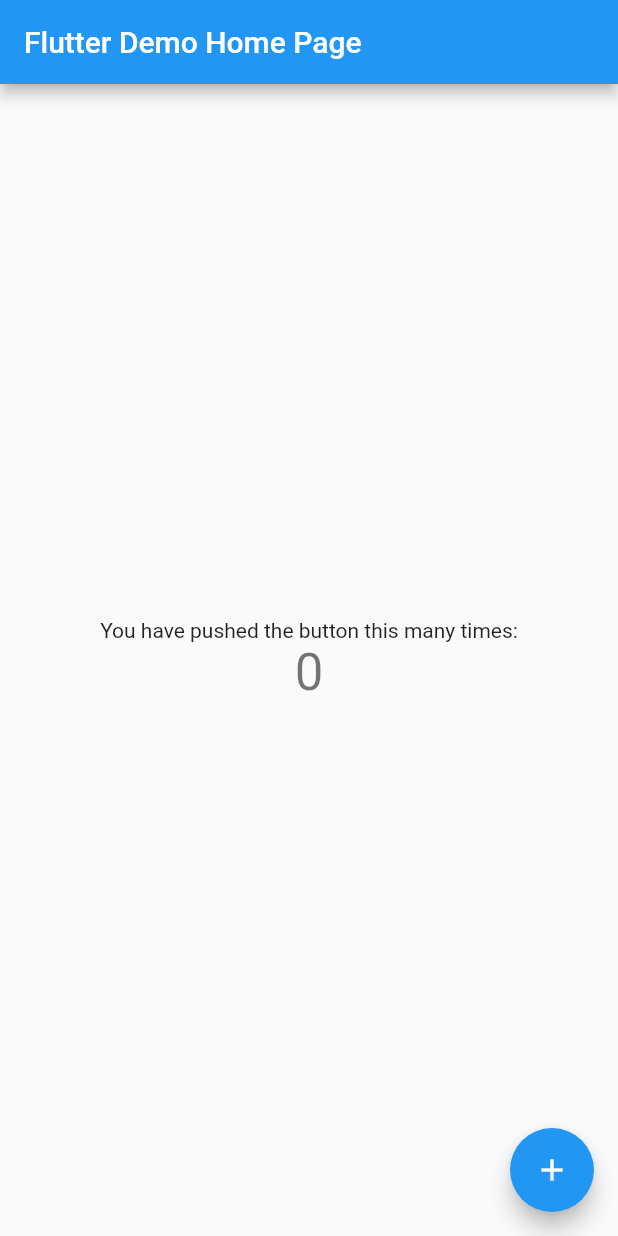
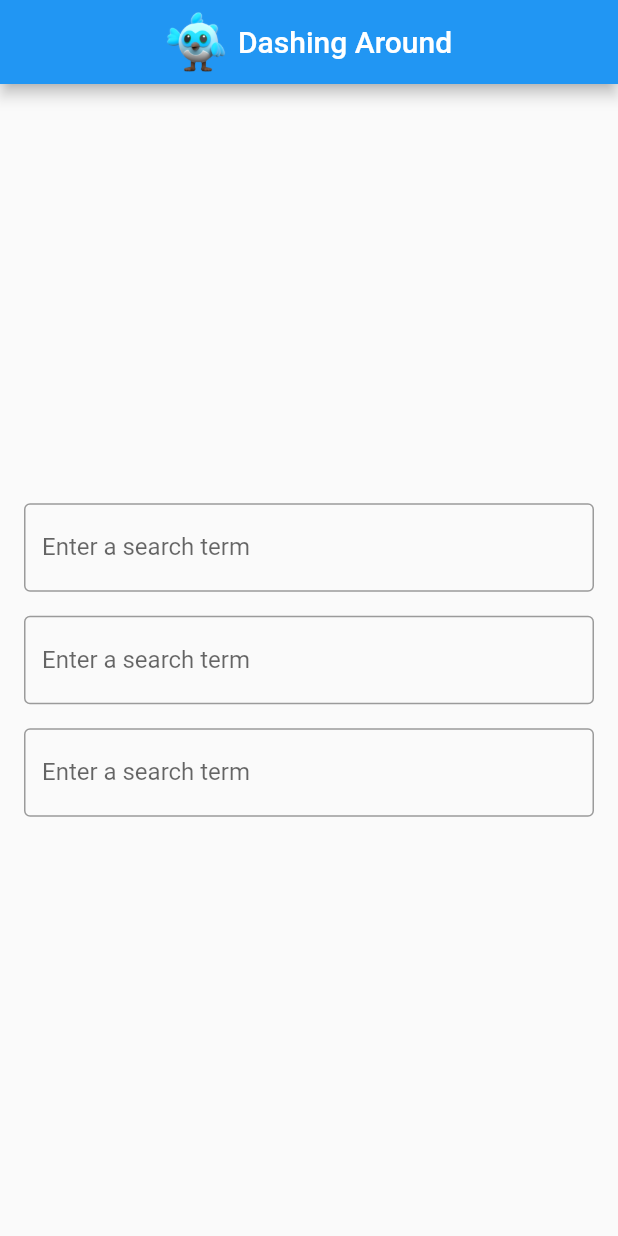
Before and after one commit to harshtonde/dashing_around, a Flutter app: the screen it shows after launch, on a phone screen of 412 x 824 dp. Run offline on Flutter 3.47's test engine with Material 2 defaults, Android fonts, the phone set to English and light mode, and no system bars.

Commit message:
added textfield with lost focus

```diff
--- a/lib/main.dart
+++ b/lib/main.dart
@@ -1,3 +1,4 @@
+import 'package:dashing_around/textfield.dart';
 import 'package:flutter/material.dart';
 
 void main() {
@@ -6,110 +7,73 @@ void main() {
 
 class MyApp extends StatelessWidget {
   const MyApp({super.key});
-
-  // This widget is the root of your application.
   @override
   Widget build(BuildContext context) {
     return MaterialApp(
       title: 'Flutter Demo',
       theme: ThemeData(
-        // This is the theme of your application.
-        //
-        // Try running your application with "flutter run". You'll see the
-        // application has a blue toolbar. Then, without quitting the app, try
-        // changing the primarySwatch below to Colors.green and then invoke
-        // "hot reload" (press "r" in the console where you ran "flutter run",
-        // or simply save your changes to "hot reload" in a Flutter IDE).
-        // Notice that the counter didn't reset back to zero; the application
-        // is not restarted.
         primarySwatch: Colors.blue,
       ),
-      home: const MyHomePage(title: 'Flutter Demo Home Page'),
+      home: const MyHomePage(),
     );
   }
 }
 
 class MyHomePage extends StatefulWidget {
-  const MyHomePage({super.key, required this.title});
-
-  // This widget is the home page of your application. It is stateful, meaning
-  // that it has a State object (defined below) that contains fields that affect
-  // how it looks.
-
-  // This class is the configuration for the state. It holds the values (in this
-  // case the title) provided by the parent (in this case the App widget) and
-  // used by the build method of the State. Fields in a Widget subclass are
-  // always marked "final".
-
-  final String title;
+  const MyHomePage({super.key});
 
   @override
   State<MyHomePage> createState() => _MyHomePageState();
 }
 
 class _MyHomePageState extends State<MyHomePage> {
-  int _counter = 0;
-
-  void _incrementCounter() {
-    setState(() {
-      // This call to setState tells the Flutter framework that something has
-      // changed in this State, which causes it to rerun the build method below
-      // so that the display can reflect the updated values. If we changed
-      // _counter without calling setState(), then the build method would not be
-      // called again, and so nothing would appear to happen.
-      _counter++;
-    });
-  }
+  final String title = "Dashing Around";
 
   @override
   Widget build(BuildContext context) {
-    // This method is rerun every time setState is called, for instance as done
-    // by the _incrementCounter method above.
-    //
-    // The Flutter framework has been optimized to make rerunning build methods
-    // fast, so that you can just rebuild anything that needs updating rather
-    // than having to individually change instances of widgets.
     return Scaffold(
       appBar: AppBar(
-        // Here we take the value from the MyHomePage object that was created by
-        // the App.build method, and use it to set our appbar title.
-        title: Text(widget.title),
+        title: DashAppBar(title: title),
       ),
       body: Center(
-        // Center is a layout widget. It takes a single child and positions it
-        // in the middle of the parent.
-        child: Column(
-          // Column is also a layout widget. It takes a list of children and
-          // arranges them vertically. By default, it sizes itself to fit its
-          // children horizontally, and tries to be as tall as its parent.
-          //
-          // Invoke "debug painting" (press "p" in the console, choose the
-          // "Toggle Debug Paint" action from the Flutter Inspector in Android
-          // Studio, or the "Toggle Debug Paint" command in Visual Studio Code)
-          // to see the wireframe for each widget.
-          //
-          // Column has various properties to control how it sizes itself and
-          // how it positions its children. Here we use mainAxisAlignment to
-          // center the children vertically; the main axis here is the vertical
-          // axis because Columns are vertical (the cross axis would be
-          // horizontal).
-          mainAxisAlignment: MainAxisAlignment.center,
-          children: <Widget>[
-            const Text(
-              'You have pushed the button this many times:',
-            ),
-            Text(
-              '$_counter',
-              style: Theme.of(context).textTheme.headline4,
-            ),
-          ],
+        child: Padding(
+          padding: const EdgeInsets.all(8.0),
+          child: Column(
+            mainAxisAlignment: MainAxisAlignment.center,
+            children: const <Widget>[
+              DashTextField(),
+              DashTextField(),
+              DashTextField(),
+            ],
+          ),
         ),
       ),
-      floatingActionButton: FloatingActionButton(
-        onPressed: _incrementCounter,
-        tooltip: 'Increment',
-        child: const Icon(Icons.add),
-      ), // This trailing comma makes auto-formatting nicer for build methods.
     );
   }
 }
+
+class DashAppBar extends StatelessWidget {
+  const DashAppBar({
+    Key? key,
+    required this.title,
+  }) : super(key: key);
+
+  final String title;
+
+  @override
+  Widget build(BuildContext context) {
+    return Row(
+      mainAxisAlignment: MainAxisAlignment.center,
+      children: [
+        Padding(
+          padding: const EdgeInsets.only(right: 8.0),
+          child: Image.asset(
+            "assets/images/dash.png",
+            width: 40,
+          ),
+        ),
+        Text(title),
+      ],
+    );
+  }
+}
--- /dev/null
+++ b/lib/textfield.dart
@@ -0,0 +1,46 @@
+import 'package:flutter/material.dart';
+
+class DashTextField extends StatefulWidget {
+  const DashTextField({super.key});
+
+  @override
+  State<DashTextField> createState() => DashTextFieldState();
+}
+
+class DashTextFieldState extends State<DashTextField> {
+  late FocusNode _focusNode;
+
+  @override
+  void initState() {
+    super.initState();
+    _focusNode = FocusNode();
+    _focusNode.addListener(_onFocusChange);
+  }
+
+  @override
+  void dispose() {
+    _focusNode.removeListener(_onFocusChange);
+    _focusNode.dispose();
+    super.dispose();
+  }
+
+  void _onFocusChange() {
+    if (!_focusNode.hasFocus) {
+      print("Text field lost focus");
+    }
+  }
+
+  @override
+  Widget build(BuildContext context) {
+    return Container(
+      padding: const EdgeInsets.all(8.0),
+      child: TextFormField(
+        focusNode: _focusNode,
+        decoration: const InputDecoration(
+          border: OutlineInputBorder(),
+          labelText: 'Enter a search term',
+        ),
+      ),
+    );
+  }
+}
--- a/pubspec.yaml
+++ b/pubspec.yaml
@@ -60,9 +60,8 @@ flutter:
   uses-material-design: true
 
   # To add assets to your application, add an assets section, like this:
-  # assets:
-  #   - images/a_dot_burr.jpeg
-  #   - images/a_dot_ham.jpeg
+  assets:
+    - assets/images/
 
   # An image asset can refer to one or more resolution-specific "variants", see
   # https://flutter.dev/assets-and-images/#resolution-aware
```
Also changed, not shown: assets/images/dash.png (added).
